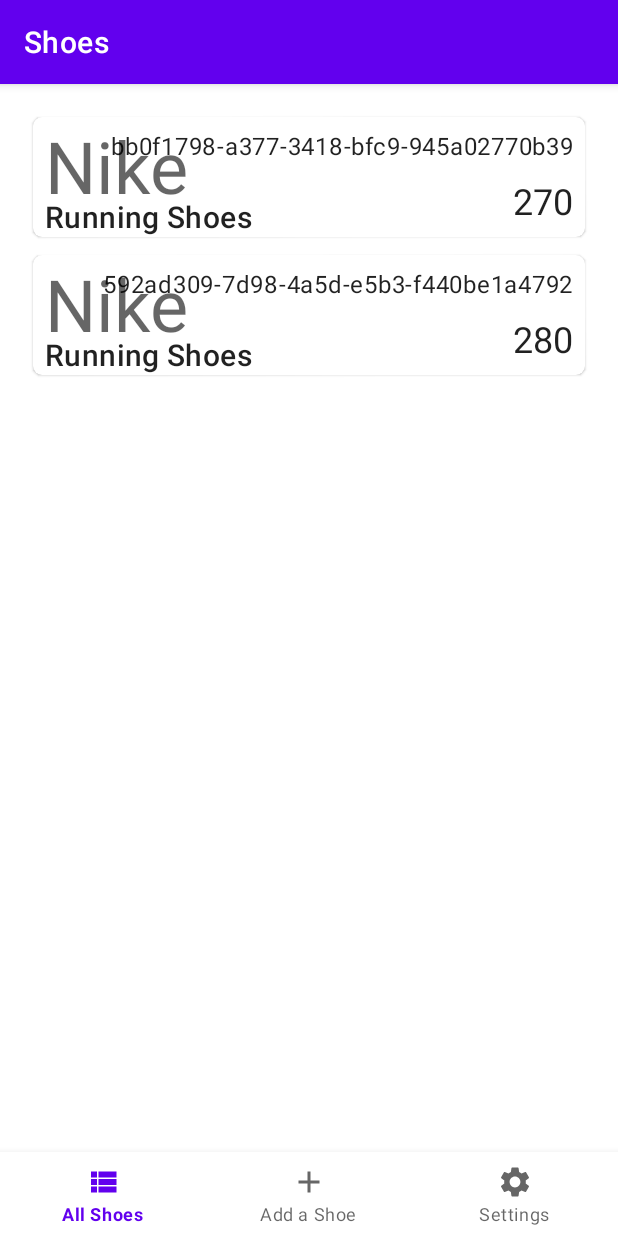
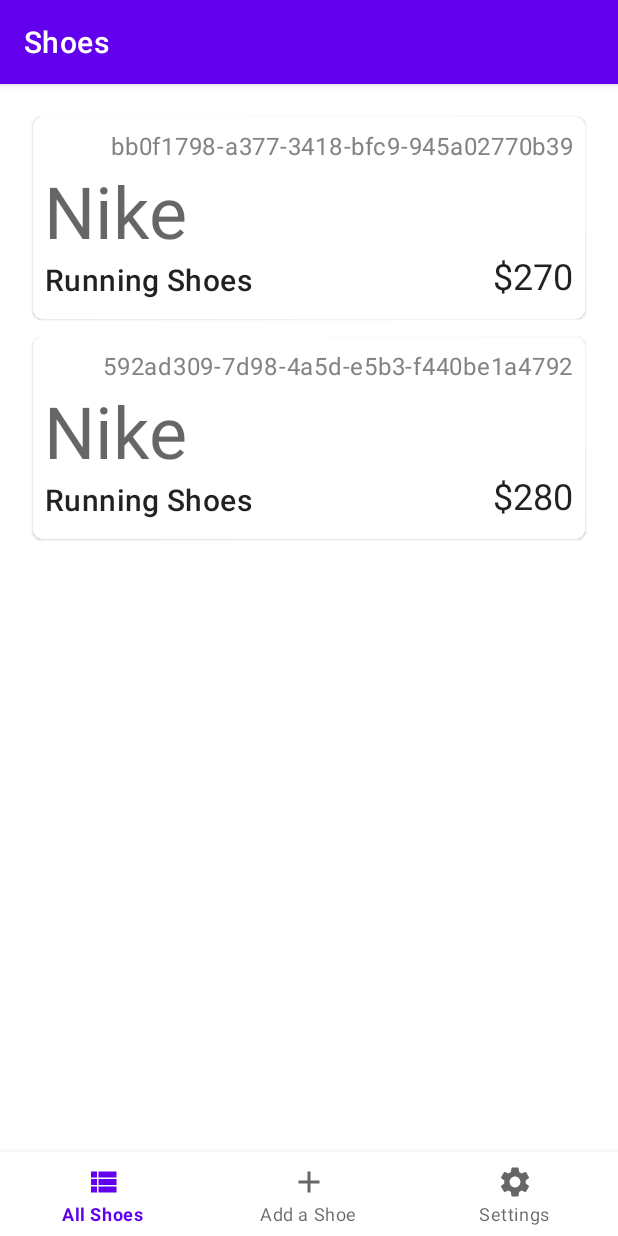
Before and after one commit to albenchris/shoe-inventory, an Android app: the screen it shows after launch (MainActivity), on a phone screen of 412 x 824 dp. Run offline under Robolectric (Android 15) with nearby library versions, the phone set to English and light mode, and no system bars; our stand-ins replace Room's generated code, navigation-ui.

Commit message:
cleaned up the list item layout a bit, cleared out commented code

```diff
--- a/app/src/main/java/com/example/shoeinventorymanagement/ShoeApplication.kt
+++ b/app/src/main/java/com/example/shoeinventorymanagement/ShoeApplication.kt
@@ -11,7 +11,6 @@ class ShoeApplication : Application() {
     val applicationScope = CoroutineScope(SupervisorJob())
 
     val database by lazy { ShoeRoomDatabase.getDatabase(this, applicationScope) }
-//    val database by lazy { ShoeRoomDatabase.invoke(this) }
 
     val repository by lazy { ShoeRepository(database.shoeDao()) }
 }
--- a/app/src/main/java/com/example/shoeinventorymanagement/data/ShoeRoomDatabase.kt
+++ b/app/src/main/java/com/example/shoeinventorymanagement/data/ShoeRoomDatabase.kt
@@ -55,7 +55,6 @@ abstract class ShoeRoomDatabase : RoomDatabase() {
             shoeDao.deleteAll()
 
             var uniqueID = UUID.randomUUID().toString()
-//            var uniqueID = "101"
             var shoe = Shoe(
                 id = uniqueID,
                 brand = "Nike",
@@ -65,7 +64,6 @@ abstract class ShoeRoomDatabase : RoomDatabase() {
             shoeDao.insert(shoe)
 
             uniqueID = UUID.randomUUID().toString()
-//            uniqueID = "102"
             shoe = Shoe(
                 id = uniqueID,
                 brand = "Nike",
--- a/app/src/main/java/com/example/shoeinventorymanagement/ui/shoes/list/ShoeListAdapter.kt
+++ b/app/src/main/java/com/example/shoeinventorymanagement/ui/shoes/list/ShoeListAdapter.kt
@@ -9,7 +9,6 @@ import androidx.recyclerview.widget.DiffUtil
 import androidx.recyclerview.widget.RecyclerView
 import com.example.shoeinventorymanagement.R
 import com.example.shoeinventorymanagement.data.Shoe
-//import com.google.android.material.card.MaterialCardView
 
 class ShoeListAdapter : ListAdapter<Shoe, ShoeListAdapter.ShoeViewHolder>(ShoeComparator()) {
 
@@ -28,7 +27,6 @@ class ShoeListAdapter : ListAdapter<Shoe, ShoeListAdapter.ShoeViewHolder>(ShoeCo
     }
 
     class ShoeViewHolder(itemView: View) : RecyclerView.ViewHolder(itemView) {
-//        private val shoeItemView : MaterialCardView = itemView.findViewById(R.id.shoeListItem)
         private val shoeItemID : TextView = itemView.findViewById(R.id.textView_id)
         private val shoeItemBrand : TextView = itemView.findViewById(R.id.textView_brand)
         private val shoeItemType : TextView = itemView.findViewById(R.id.textView_type)
@@ -43,7 +41,7 @@ class ShoeListAdapter : ListAdapter<Shoe, ShoeListAdapter.ShoeViewHolder>(ShoeCo
             shoeItemID.text = id
             shoeItemBrand.text = brand
             shoeItemType.text = type
-            shoeItemPrice.text = price.toString()
+            shoeItemPrice.text = "$${price.toString()}"
         }
 
         companion object {
--- a/app/src/main/res/layout/item_shoe_list.xml
+++ b/app/src/main/res/layout/item_shoe_list.xml
@@ -4,12 +4,14 @@
     xmlns:android="http://schemas.android.com/apk/res/android"
     android:layout_width="match_parent"
     android:layout_height="wrap_content"
-    android:minHeight="?listPreferredItemHeightLarge"
+    android:minHeight="100dp"
     xmlns:app="http://schemas.android.com/apk/res-auto"
     xmlns:tools="http://schemas.android.com/tools"
     android:layout_margin="6dp"
     app:cardCornerRadius="6dp"
     >
+<!--    android:minHeight="?listPreferredItemHeightLarge"-->
+
 
     <androidx.constraintlayout.widget.ConstraintLayout
         android:layout_width="match_parent"
@@ -23,59 +25,59 @@
             android:layout_marginStart="8dp"
             android:layout_marginTop="8dp"
             android:layout_marginEnd="8dp"
-            android:layout_marginBottom="8dp"
+            android:ellipsize="start"
             android:textAppearance="@style/TextAppearance.MaterialComponents.Body1"
-            app:layout_constraintBottom_toBottomOf="parent"
+            android:textColor="@color/gray"
+            app:layout_constraintBottom_toTopOf="@+id/textView_brand"
             app:layout_constraintEnd_toEndOf="parent"
             app:layout_constraintHorizontal_bias="1.0"
             app:layout_constraintStart_toStartOf="parent"
             app:layout_constraintTop_toTopOf="parent"
             app:layout_constraintVertical_bias="0.0"
-            tools:text="abc123"
-            android:ellipsize="start"
-            />
+            tools:text="b154decc-04bd-45cb-9063-bf104563460f" />
 
         <TextView
             android:id="@+id/textView_brand"
             android:layout_width="wrap_content"
             android:layout_height="wrap_content"
-            android:layout_marginStart="8dp"
-            android:layout_marginBottom="8dp"
+            android:layout_marginTop="8dp"
             android:textAppearance="@style/TextAppearance.MaterialComponents.Headline3"
             app:layout_constraintBottom_toBottomOf="parent"
+            app:layout_constraintEnd_toEndOf="parent"
+            app:layout_constraintHorizontal_bias="0.026"
             app:layout_constraintStart_toStartOf="parent"
             app:layout_constraintTop_toTopOf="parent"
-            app:layout_constraintVertical_bias="0.0"
+            app:layout_constraintVertical_bias="0.353"
             tools:text="Nike" />
 
         <TextView
             android:id="@+id/textView_type"
             android:layout_width="wrap_content"
             android:layout_height="wrap_content"
-            android:textAppearance="@style/TextAppearance.MaterialComponents.Headline6"
+            android:layout_marginStart="8dp"
             android:ellipsize="end"
             android:maxLines="1"
-            android:layout_marginStart="8dp"
-            android:layout_marginTop="8dp"
-            android:layout_marginEnd="8dp"
+            android:textAppearance="@style/TextAppearance.MaterialComponents.Headline6"
             app:layout_constraintBottom_toBottomOf="parent"
-            app:layout_constraintEnd_toEndOf="parent"
+            app:layout_constraintEnd_toStartOf="@+id/textView_price"
             app:layout_constraintHorizontal_bias="0.0"
             app:layout_constraintStart_toStartOf="parent"
-            app:layout_constraintTop_toTopOf="parent"
-            app:layout_constraintVertical_bias="1.0"
-            tools:text="Running Shoes"
-            />
+            app:layout_constraintTop_toBottomOf="@+id/textView_brand"
+            app:layout_constraintVertical_bias="0.0"
+            tools:text="Running Shoes" />
 
         <TextView
             android:id="@+id/textView_price"
             android:layout_width="wrap_content"
             android:layout_height="wrap_content"
             android:layout_marginEnd="8dp"
-            android:layout_marginBottom="8dp"
             android:textAppearance="@style/TextAppearance.MaterialComponents.Headline5"
             app:layout_constraintBottom_toBottomOf="parent"
             app:layout_constraintEnd_toEndOf="parent"
+            app:layout_constraintHorizontal_bias="1.0"
+            app:layout_constraintStart_toEndOf="@+id/textView_brand"
+            app:layout_constraintTop_toBottomOf="@+id/textView_id"
+            app:layout_constraintVertical_bias="0.819"
             tools:text="$190" />
 
     </androidx.constraintlayout.widget.ConstraintLayout>
--- a/app/src/main/res/values/colors.xml
+++ b/app/src/main/res/values/colors.xml
@@ -6,5 +6,6 @@
     <color name="teal_200">#FF03DAC5</color>
     <color name="teal_700">#FF018786</color>
     <color name="black">#FF000000</color>
+    <color name="gray">#838383</color>
     <color name="white">#FFFFFFFF</color>
 </resources>
```
Also changed, not shown: app/src/main/java/com/example/shoeinventorymanagement/ui/shoes/list/ShoeListFragment.kt (+0 -10 lines).
